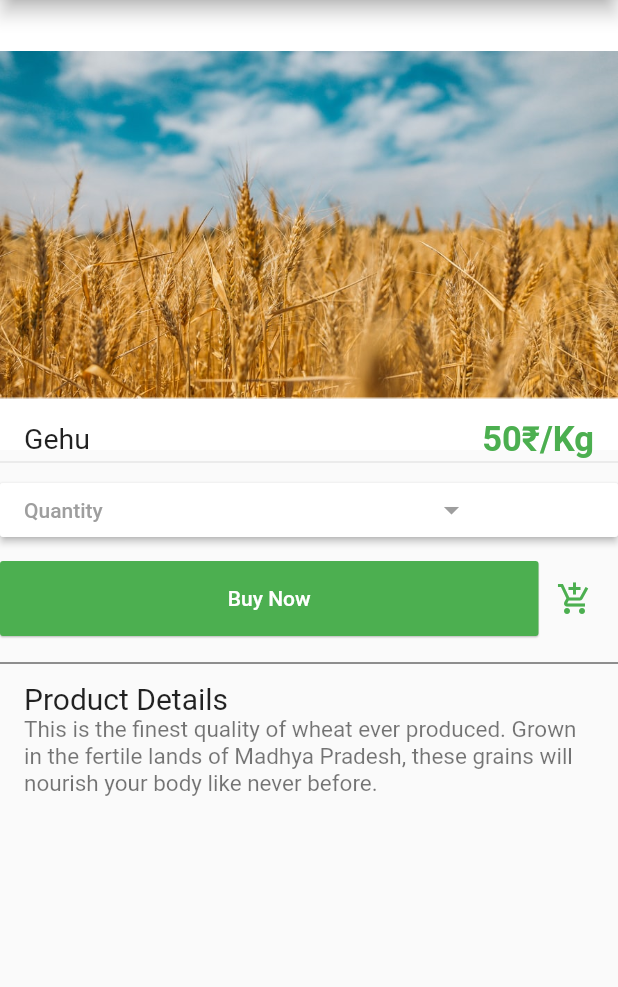
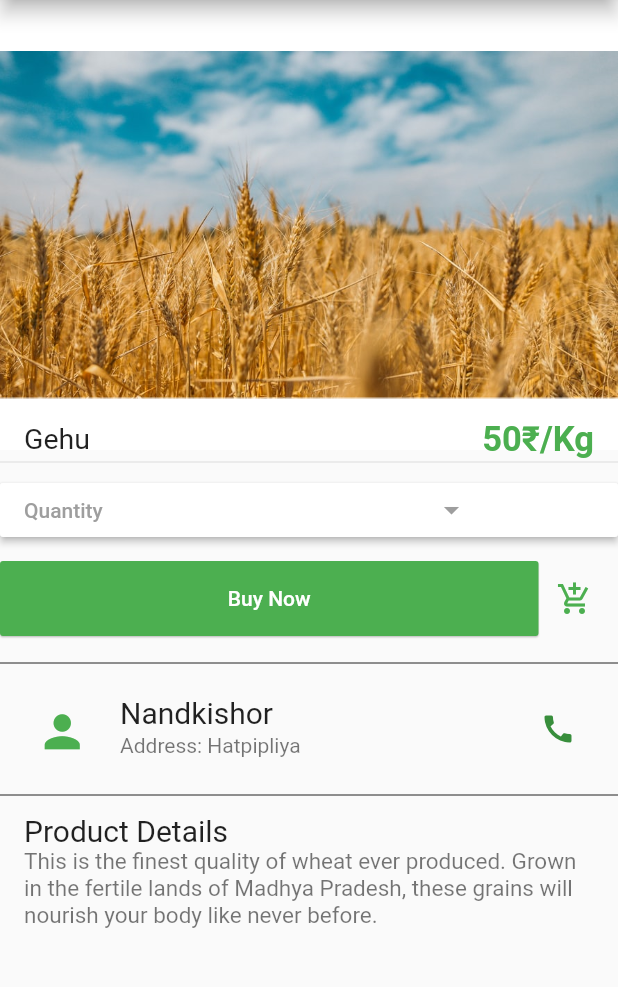
Before and after one commit to shrey0573/efarming_app, a Flutter app: the screen it shows after launch, after a tap on "Gehu", on a phone screen of 412 x 824 dp, the part 84-1071 px from its top. Run offline on Flutter 3.47's test engine with Material 2 defaults, Android fonts, the phone set to English and light mode, and no system bars; our stand-ins replace carousel_pro.

Commit message:
Farmer details added

```diff
--- a/lib/components/products.dart
+++ b/lib/components/products.dart
@@ -1,5 +1,6 @@
 import 'package:flutter/material.dart';
 import 'package:efarming_app/pages/product_details.dart';
+import 'package:url_launcher/url_launcher.dart';
 
 class Products extends StatefulWidget {
   @override
@@ -14,13 +15,15 @@ class _ProductsState extends State<Products> {
       "contact": '+919999999990',
       "picture": "images/products/c1.jpg",
       "price": "50₹/Kg",
+      "address": "Hatpipliya"
     },
     {
       "name": "Pyaaj",
       "farmer": 'Nandkishor2',
-    "contact": '+919999999991',
+      "contact": '+919999999991',
       "picture": "images/products/c2.jpg",
       "price": "120₹/Kg",
+      "address": "Narwar"
     },
   ];
   @override
@@ -36,7 +39,7 @@ class _ProductsState extends State<Products> {
             prod_price: products_list[index]['price'],
             prod_farmer_name: products_list[index]['farmer'],
             prod_farmer_contact: products_list[index]['contact'],
-            prod_address: products_list[index]['address'],
+            prod_farmer_address: products_list[index]['address'],
           );
         }
         );
@@ -68,6 +71,9 @@ class Single_prod extends StatelessWidget {
                 product_details_name: prod_name,
                 product_details_picture: prod_picture,
                 product_details_price: prod_price,
+                product_farmer_name: prod_farmer_name,
+                product_farmer_address: prod_farmer_address,
+                product_farmer_contact: prod_farmer_contact,
               ))),
           child: GridTile(
             footer: Container(
--- a/lib/main.dart
+++ b/lib/main.dart
@@ -1,13 +1,13 @@
+import 'package:efarming_app/pages/product_details.dart';
 import 'package:flutter/material.dart';
 import 'package:carousel_pro/carousel_pro.dart';
-import 'package:sms/sms.dart';
+import 'package:url_launcher/url_launcher.dart';
 
 //my own packages
 import 'package:efarming_app/components/horizontal_list_view.dart';
 import 'package:efarming_app/components/products.dart';
 
 void main(){
-  SmsQuery query = new SmsQuery();
   runApp(
     MaterialApp(
         debugShowCheckedModeBanner: false,
@@ -36,6 +36,7 @@ class _HomePageState extends State<HomePage> {
         autoplay: true,
 
         dotSize: 4.0,
+        dotBgColor: Colors.transparent,
         indicatorBgPadding: 4.0,
         animationCurve: Curves.fastOutSlowIn,
         animationDuration: Duration(milliseconds: 1000),
--- a/lib/pages/product_details.dart
+++ b/lib/pages/product_details.dart
@@ -1,7 +1,9 @@
 import 'package:flutter/material.dart';
 import 'package:flutter/widgets.dart';
+import 'package:url_launcher/url_launcher.dart' as UrlLauncher;
 
 class ProductDetails extends StatefulWidget {
+
   final product_details_name;
   final product_details_picture;
   final product_details_price;
@@ -22,6 +24,7 @@ class ProductDetails extends StatefulWidget {
 }
 
 class _ProductDetailsState extends State<ProductDetails> {
+
   @override
   Widget build(BuildContext context) {
     return Scaffold(
@@ -123,11 +126,22 @@ class _ProductDetailsState extends State<ProductDetails> {
           ),
           Divider(color: Colors.black87,),
           new ListTile(
+            leading: new IconButton(icon: Icon(Icons.person, size: 35.0, color: Colors.green,), onPressed: null),
+            title: Text('${widget.product_farmer_name}', style: TextStyle(fontSize: 20.0),),
+            subtitle: Text('Address: ${widget.product_farmer_address}'),
+            trailing: new IconButton(icon: Icon(Icons.call, color: Color(0xFF388E3C),), onPressed: ()=>
+                UrlLauncher.launch('tel:+${widget.product_farmer_contact.toString()}')),
+          ),
+          Divider(color: Colors.black87,),
+          new ListTile(
             title: Text('Product Details', style: TextStyle(fontSize: 20.0),),
-            subtitle: Text('This is the finest quality of wheat ever produced. Grown in the fertile lands of Madhya Pradesh, these grains will nourish your body like never before.', style: TextStyle(fontSize: 15.0),),
-          )
+            subtitle: Text(
+              'This is the finest quality of wheat ever produced. Grown in the fertile lands of Madhya Pradesh, these grains will nourish your body like never before.',style: TextStyle(fontSize: 15.0),
+            ),
+          ),
         ],
       ),
     );
   }
+
 }
--- a/pubspec.yaml
+++ b/pubspec.yaml
@@ -17,6 +17,7 @@ environment:
   sdk: ">=2.1.0 <3.0.0"
 
 dependencies:
+  url_launcher: ^5.4.1
   carousel_pro: ^1.0.0
   flutter:
     sdk: flutter
```
Also changed, not shown: pubspec.lock.
